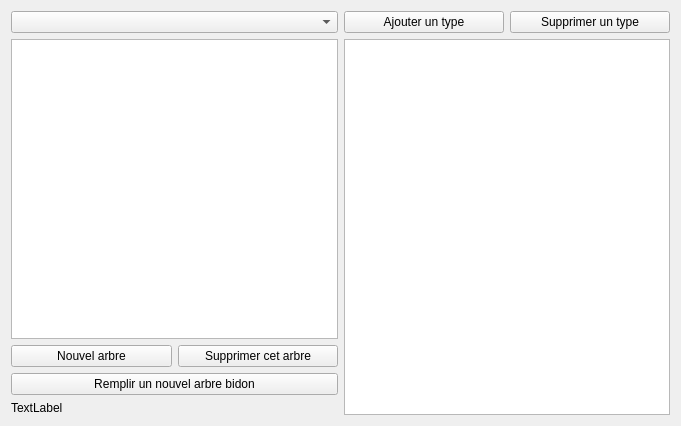
The window that dialogdisplaytree.ui (GiPiLab/ProtonClassicSuite) describes before a commit, drawn with Qt 5.
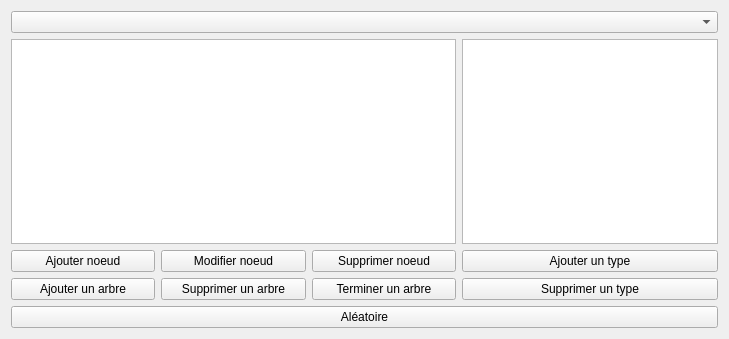
The same window after the commit.

Commit message: Working version for add and delete types

```diff
--- a/dialogdisplaytree.ui
+++ b/dialogdisplaytree.ui
@@ -9,8 +9,8 @@
    <rect>
     <x>0</x>
     <y>0</y>
-    <width>681</width>
-    <height>426</height>
+    <width>729</width>
+    <height>339</height>
    </rect>
   </property>
   <property name="windowTitle">
@@ -18,13 +18,21 @@
   </property>
   <layout class="QVBoxLayout" name="verticalLayout_6">
    <item>
-    <layout class="QHBoxLayout" name="horizontalLayout_2">
-     <item>
-      <layout class="QVBoxLayout" name="verticalLayout_4">
-       <item>
-        <widget class="QComboBox" name="comboBox"/>
-       </item>
-       <item>
+    <layout class="QGridLayout" name="gridLayout">
+     <item row="1" column="3">
+      <widget class="QListView" name="listTypesView">
+       <property name="sizePolicy">
+        <sizepolicy hsizetype="Preferred" vsizetype="Expanding">
+         <horstretch>0</horstretch>
+         <verstretch>0</verstretch>
+        </sizepolicy>
+       </property>
+       <property name="alternatingRowColors">
+        <bool>true</bool>
+       </property>
+      </widget>
+     </item>
+     <item row="1" column="0" colspan="3">
         <widget class="QTreeView" name="treeView">
          <property name="editTriggers">
           <set>QAbstractItemView::NoEditTriggers</set>
@@ -40,66 +48,91 @@
          </attribute>
         </widget>
        </item>
-       <item>
-        <layout class="QHBoxLayout" name="horizontalLayout_5">
-         <item>
-          <widget class="QPushButton" name="newTreeButton">
-           <property name="text">
-            <string>Nouvel arbre</string>
-           </property>
-          </widget>
-         </item>
-         <item>
-          <widget class="QPushButton" name="deleteTreeButton">
-           <property name="text">
-            <string>Supprimer cet arbre</string>
-           </property>
-          </widget>
-         </item>
-        </layout>
-       </item>
-       <item>
-        <widget class="QPushButton" name="remplirButton">
-         <property name="text">
-          <string>Remplir un nouvel arbre bidon</string>
-         </property>
-        </widget>
-       </item>
-       <item>
-        <widget class="QLabel" name="label">
-         <property name="text">
-          <string>TextLabel</string>
-         </property>
-        </widget>
-       </item>
-      </layout>
-     </item>
-     <item>
-      <layout class="QVBoxLayout" name="verticalLayout_5">
-       <item>
-        <layout class="QHBoxLayout" name="horizontalLayout">
-         <item>
+     <item row="2" column="3">
           <widget class="QPushButton" name="addTypeButton">
+       <property name="sizePolicy">
+        <sizepolicy hsizetype="Minimum" vsizetype="Fixed">
+         <horstretch>0</horstretch>
+         <verstretch>0</verstretch>
+        </sizepolicy>
+       </property>
            <property name="text">
             <string>Ajouter un type</string>
            </property>
           </widget>
          </item>
-         <item>
+     <item row="4" column="0">
+      <widget class="QPushButton" name="newTreeButton">
+       <property name="text">
+        <string>Ajouter un arbre</string>
+       </property>
+      </widget>
+     </item>
+     <item row="4" column="3">
           <widget class="QPushButton" name="deleteTypeButton">
+       <property name="sizePolicy">
+        <sizepolicy hsizetype="Minimum" vsizetype="Fixed">
+         <horstretch>0</horstretch>
+         <verstretch>0</verstretch>
+        </sizepolicy>
+       </property>
            <property name="text">
             <string>Supprimer un type</string>
            </property>
           </widget>
          </item>
+     <item row="2" column="0">
+      <widget class="QPushButton" name="addNodeButton">
+       <property name="text">
+        <string>Ajouter noeud</string>
+       </property>
+      </widget>
+     </item>
+     <item row="4" column="2">
+      <widget class="QPushButton" name="finishTreeButton">
+       <property name="text">
+        <string>Terminer un arbre</string>
+       </property>
+      </widget>
+     </item>
+     <item row="4" column="1">
+      <widget class="QPushButton" name="deleteTreeButton">
+       <property name="text">
+        <string>Supprimer un arbre</string>
+       </property>
+      </widget>
+     </item>
+     <item row="0" column="0" colspan="4">
+      <widget class="QComboBox" name="comboBox"/>
+     </item>
+     <item row="2" column="1">
+      <widget class="QPushButton" name="modifyNodeButton">
+       <property name="text">
+        <string>Modifier noeud</string>
+       </property>
+      </widget>
+     </item>
+     <item row="2" column="2">
+      <widget class="QPushButton" name="deleteNodeButton">
+       <property name="text">
+        <string>Supprimer noeud</string>
+       </property>
+      </widget>
+     </item>
         </layout>
        </item>
        <item>
-        <widget class="QTableView" name="tableView"/>
-       </item>
-      </layout>
-     </item>
-    </layout>
+    <widget class="QPushButton" name="remplirButton">
+     <property name="sizePolicy">
+      <sizepolicy hsizetype="Minimum" vsizetype="Fixed">
+       <horstretch>0</horstretch>
+       <verstretch>0</verstretch>
+      </sizepolicy>
+     </property>
+     <property name="text">
+      <string>Aléatoire</string>
+     </property>
+    </widget>
    </item>
   </layout>
  </widget>
```
Left out of the diff: 2 changed lines with no effect on the pictures. Lines whose indentation alone changed are shown as unchanged. The commit also changes 14 other files.
